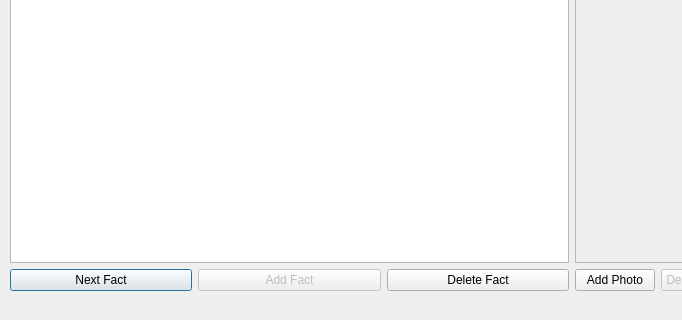
First picture: the form in VLN1-H32/moreinfo.ui, repository Kristian15/VLN1-Hopur32, before the edit; both pictures show x 0 to 682 and y 230 to 550 of the 786 by 550 pixel window.
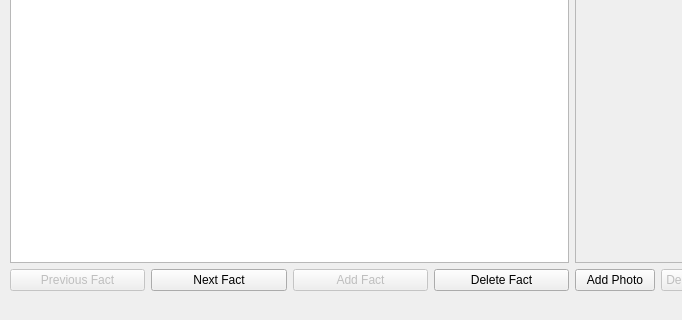
Second picture: the form after the edit.

Diff of the .ui file:
```diff
--- a/VLN1-H32/moreinfo.ui
+++ b/VLN1-H32/moreinfo.ui
@@ -45,6 +45,16 @@
       </item>
       <item>
        <layout class="QHBoxLayout" name="horizontalLayout_2">
+        <item>
+         <widget class="QPushButton" name="button_prevFact">
+          <property name="enabled">
+           <bool>false</bool>
+          </property>
+          <property name="text">
+           <string>Previous Fact</string>
+          </property>
+         </widget>
+        </item>
         <item>
          <widget class="QPushButton" name="button_nextFact">
           <property name="enabled">
```
